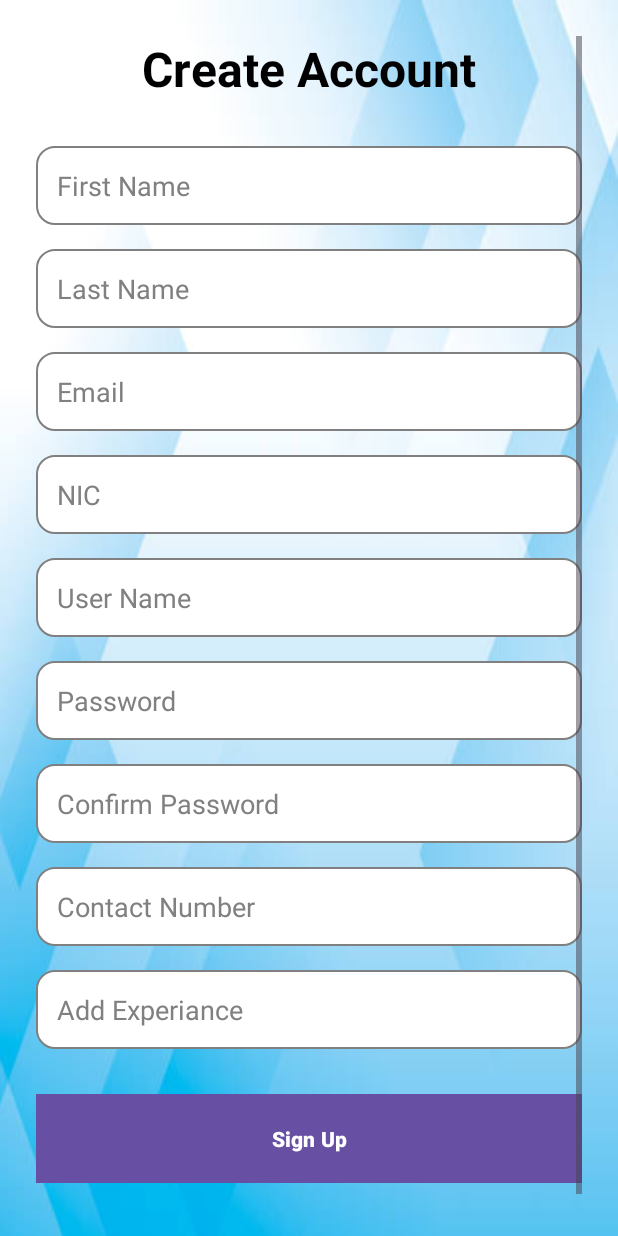
After one commit to thanujadilshan16863/NewsReporting, an Android app: the layout activity_signup.xml on its own in the app's theme, with its tools: preview values and no code run, on a phone screen of 412 x 824 dp. The commit adds this screen. Run offline under Robolectric (Android 15) with nearby library versions, the phone set to English and light mode, and no system bars.

Commit message:
New commit

```diff
--- a/app/build.gradle.kts
+++ b/app/build.gradle.kts
@@ -48,4 +48,8 @@ dependencies {
 
     implementation ("androidx.appcompat:appcompat:1.6.1")
     implementation ("com.google.android.material:material:1.9.0")
+
+    implementation ("com.squareup.retrofit2:retrofit:2.9.0")
+    implementation ("com.squareup.retrofit2:converter-gson:2.9.0")
+
 }
--- a/app/src/main/AndroidManifest.xml
+++ b/app/src/main/AndroidManifest.xml
@@ -27,5 +27,6 @@
         <activity android:name=".ViewReportActivity"/>
 
     </application>
+    <uses-permission android:name="android.permission.INTERNET"/>
 
 </manifest>
--- /dev/null
+++ b/app/src/main/java/ApiService.kt
@@ -0,0 +1,22 @@
+import retrofit2.Call
+import retrofit2.http.Body
+import retrofit2.http.POST
+
+data class SignupRequest(
+    val firstName: String,
+    val lastName: String,
+    val email: String,
+    val nic: String,
+    val password: String,
+    val contactNumber: String,
+    val experience: String
+)
+
+data class SignupResponse(
+    val message: String
+)
+
+interface ApiService {
+    @POST("signup")
+    fun signup(@Body request: SignupRequest): Call<SignupResponse>
+}
--- /dev/null
+++ b/app/src/main/java/RetrofitClient.kt
@@ -0,0 +1,15 @@
+import retrofit2.Retrofit
+import retrofit2.converter.gson.GsonConverterFactory
+
+object RetrofitClient {
+    private const val BASE_URL = "http://<YOUR_IP>:5000/api/"
+
+    val instance: ApiService by lazy {
+        val retrofit = Retrofit.Builder()
+            .baseUrl(BASE_URL)
+            .addConverterFactory(GsonConverterFactory.create())
+            .build()
+
+        retrofit.create(ApiService::class.java)
+    }
+}
--- /dev/null
+++ b/app/src/main/java/SignupActivity.kt
@@ -0,0 +1,34 @@
+import android.os.Bundle
+import android.widget.EditText
+import android.widget.Button
+import androidx.appcompat.app.AppCompatActivity
+import com.example.helanewsreporting.R
+
+class SignupActivity : AppCompatActivity() {
+
+    private lateinit var etFirstName: EditText
+    private lateinit var etLastName: EditText
+    private lateinit var etEmail: EditText
+    private lateinit var etNIC: EditText
+    private lateinit var etPassword: EditText
+    private lateinit var etConfirmPassword: EditText
+    private lateinit var etContactNumber: EditText
+    private lateinit var etExperience: EditText
+    private lateinit var btnSignup: Button
+
+    override fun onCreate(savedInstanceState: Bundle?) {
+        super.onCreate(savedInstanceState)
+        setContentView(R.layout.activity_signup)
+
+        // Initialize the views
+        etFirstName = findViewById(R.id.etFirstName)
+        etLastName = findViewById(R.id.etLastName)
+        etEmail = findViewById(R.id.etEmail)
+        etNIC = findViewById(R.id.etNIC)
+        etPassword = findViewById(R.id.etPassword)
+        etConfirmPassword = findViewById(R.id.etConfirmPassword)
+        etContactNumber = findViewById(R.id.etContactNumber)
+        etExperience = findViewById(R.id.experiance)
+        btnSignup = findViewById(R.id.btnSignup)
+    }
+}
--- /dev/null
+++ b/app/src/main/java/SignupRequest.kt
@@ -0,0 +1,2 @@
+class SignupRequest {
+}
--- /dev/null
+++ b/app/src/main/res/drawable/rounded_edittext.xml
@@ -0,0 +1,12 @@
+<shape xmlns:android="http://schemas.android.com/apk/res/android">
+    <corners android:radius="12dp" />
+    <solid android:color="@color/white" />
+    <stroke
+        android:width="1dp"
+        android:color="@color/gray" />
+    <padding
+        android:left="10dp"
+        android:top="10dp"
+        android:right="10dp"
+        android:bottom="10dp" />
+</shape>
--- /dev/null
+++ b/app/src/main/res/layout/activity_signup.xml
@@ -0,0 +1,165 @@
+<?xml version="1.0" encoding="utf-8"?>
+<ScrollView xmlns:android="http://schemas.android.com/apk/res/android"
+    android:layout_width="match_parent"
+    android:layout_height="match_parent"
+    android:background="@drawable/back2"
+    android:padding="24dp">
+
+    <LinearLayout
+        android:layout_width="match_parent"
+        android:layout_height="wrap_content"
+        android:orientation="vertical">
+
+        <!-- Title -->
+        <TextView
+            android:id="@+id/tvTitle"
+            android:layout_width="wrap_content"
+            android:layout_height="wrap_content"
+            android:text="Create Account"
+            android:textSize="32sp"
+            android:textStyle="bold"
+            android:textColor="@color/black"
+            android:layout_gravity="center"
+            android:layout_marginBottom="30dp" />
+
+        <!-- First Name -->
+        <EditText
+            android:id="@+id/etFirstName"
+            android:layout_width="match_parent"
+            android:layout_height="wrap_content"
+            android:hint="First Name"
+            android:padding="14dp"
+            android:background="@drawable/rounded_edittext"
+            android:inputType="textPersonName"
+            android:textColor="@color/black"
+            android:textColorHint="@color/gray" />
+
+        <!-- Last Name -->
+        <EditText
+            android:id="@+id/etLastName"
+            android:layout_width="match_parent"
+            android:layout_height="wrap_content"
+            android:layout_marginTop="16dp"
+            android:hint="Last Name"
+            android:padding="14dp"
+            android:background="@drawable/rounded_edittext"
+            android:inputType="textPersonName"
+            android:textColor="@color/black"
+            android:textColorHint="@color/gray" />
+
+        <!-- Email -->
+        <EditText
+            android:id="@+id/etEmail"
+            android:layout_width="match_parent"
+            android:layout_height="wrap_content"
+            android:layout_marginTop="16dp"
+            android:hint="Email"
+            android:padding="14dp"
+            android:background="@drawable/rounded_edittext"
+            android:inputType="textEmailAddress"
+            android:textColor="@color/black"
+            android:textColorHint="@color/gray" />
+
+        <!-- NIC -->
+        <EditText
+            android:id="@+id/etNIC"
+            android:layout_width="match_parent"
+            android:layout_height="wrap_content"
+            android:layout_marginTop="16dp"
+            android:hint="NIC"
+            android:padding="14dp"
+            android:background="@drawable/rounded_edittext"
+            android:inputType="text"
+            android:textColor="@color/black"
+            android:textColorHint="@color/gray" />
+
+        <!-- Password -->
+        <EditText
+            android:id="@+id/uname"
+            android:layout_width="match_parent"
+            android:layout_height="wrap_content"
+            android:layout_marginTop="16dp"
+            android:hint="User Name"
+            android:padding="14dp"
+            android:background="@drawable/rounded_edittext"
+            android:inputType="text"
+            android:textColor="@color/black"
+            android:textColorHint="@color/gray" />
+        <!-- Confirm Password -->
+        <EditText
+            android:id="@+id/etPassword"
+            android:layout_width="match_parent"
+            android:layout_height="wrap_content"
+            android:layout_marginTop="16dp"
+            android:background="@drawable/rounded_edittext"
+            android:hint="Password"
+            android:inputType="textPassword"
+            android:padding="14dp"
+            android:textColor="@color/black"
+            android:textColorHint="@color/gray" />
+
+        <EditText
+            android:id="@+id/etConfirmPassword"
+            android:layout_width="match_parent"
+            android:layout_height="wrap_content"
+            android:layout_marginTop="16dp"
+            android:hint="Confirm Password"
+            android:padding="14dp"
+            android:background="@drawable/rounded_edittext"
+            android:inputType="textPassword"
+            android:textColor="@color/black"
+            android:textColorHint="@color/gray" />
+
+
+
+        <!-- Contact Number -->
+        <EditText
+            android:id="@+id/etContactNumber"
+            android:layout_width="match_parent"
+            android:layout_height="wrap_content"
+            android:layout_marginTop="16dp"
+            android:hint="Contact Number"
+            android:padding="14dp"
+            android:background="@drawable/rounded_edittext"
+            android:inputType="phone"
+            android:textColor="@color/black"
+            android:textColorHint="@color/gray" />
+        <EditText
+            android:id="@+id/experiance"
+            android:layout_width="match_parent"
+            android:layout_height="wrap_content"
+            android:layout_marginTop="16dp"
+            android:hint="Add Experiance"
+            android:padding="14dp"
+            android:background="@drawable/rounded_edittext"
+            android:inputType="text"
+            android:textColor="@color/black"
+            android:textColorHint="@color/gray" />
+        <!-- Sign Up Button -->
+        <Button
+            android:id="@+id/btnSignup"
+            android:layout_width="match_parent"
+            android:layout_height="wrap_content"
+            android:layout_marginTop="30dp"
+            android:text="Sign Up"
+            android:textColor="@color/white"
+            android:background="@color/primaryColor"
+            android:padding="16dp"
+            android:textStyle="bold" />
+
+        <!-- Already have an account? -->
+        <TextView
+            android:id="@+id/tvLogin"
+            android:layout_width="wrap_content"
+            android:layout_height="wrap_content"
+            android:layout_gravity="center"
+            android:layout_marginTop="20dp"
+            android:text="Already have an account? Login"
+            android:textColor="@color/black"
+            android:textSize="14sp"
+            android:textStyle="bold"
+            android:clickable="true"
+            android:focusable="true" />
+
+    </LinearLayout>
+</ScrollView>
--- a/app/src/main/res/values/colors.xml
+++ b/app/src/main/res/values/colors.xml
@@ -19,6 +19,12 @@
     <!-- Background and Shadows -->
     <color name="background">#F4F5F7</color> <!-- Light Background (Optional) -->
     <color name="shadowColor">#80000000</color> <!-- Semi-transparent Black for Shadows -->
+    <!-- Error and Success -->
+    <color name="errorColor">#B00020</color>      <!-- Red for Errors -->
+    <color name="successColor">#4CAF50</color>    <!-- Green for Success -->
 
+    <!-- Hints and Borders -->
+    <color name="hintColor">#9E9E9E</color>       <!-- Light Gray Hint Text -->
+    <color name="borderColor">#E0E0E0</color>     <!-- Light Border Color -->
 
 </resources>
```
